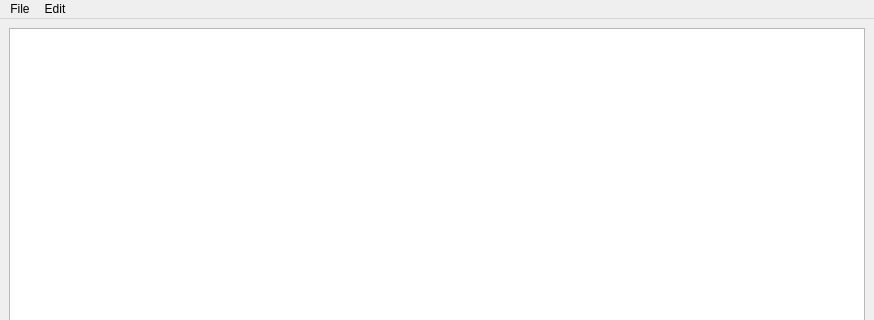
Qt form mainwindow.ui (iwannajump/mini) before a commit; both pictures show x 0 to 874 and y 0 to 320 of the 874 by 615 pixel window.
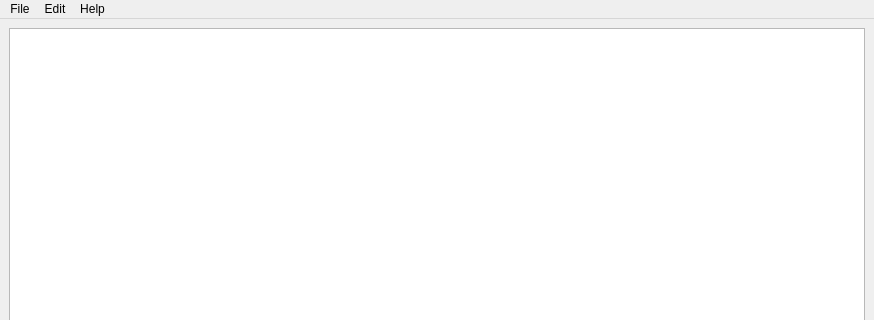
The same form after that commit.

Commit message: Support of all formats

Patch:
```diff
--- a/mainwindow.ui
+++ b/mainwindow.ui
@@ -61,8 +61,14 @@
     <addaction name="actionRedo_2"/>
     <addaction name="menuColor_scheme"/>
    </widget>
+   <widget class="QMenu" name="menuHelp">
+    <property name="title">
+     <string>Help</string>
+    </property>
+   </widget>
    <addaction name="menu"/>
    <addaction name="menuSettings"/>
+   <addaction name="menuHelp"/>
   </widget>
   <action name="actionNew">
    <property name="checkable">
```
The commit also changes 2 other files.
